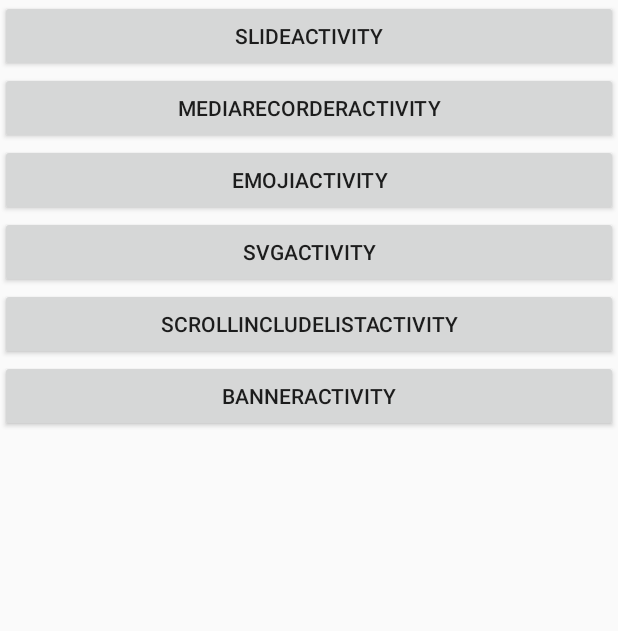
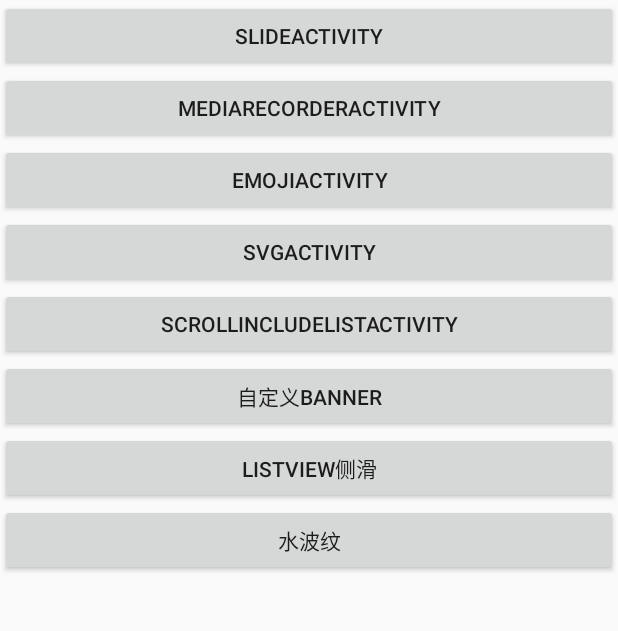
Before and after one commit to 179576267/mvp, an Android app: the screen it shows after launch (StartActivity), on a phone screen of 412 x 824 dp, the part 360-991 px from its top. Run offline under Robolectric (Android 15) with nearby library versions, the phone set to English and light mode, and no system bars; our stand-ins replace ButterKnife; 2 statements that could not run were skipped.

Commit message:
自定义控件 侧滑菜单，banner，水波纹

```diff
--- a/app/src/main/AndroidManifest.xml
+++ b/app/src/main/AndroidManifest.xml
@@ -54,6 +54,8 @@
         <activity android:name=".ui.activity.widget.ScrollIncludeListActivity"></activity>
         <activity android:name=".ui.activity.widget.SlideMenuActivity"></activity>
         <activity android:name=".ui.activity.banner.BannerActivity"></activity>
+        <activity android:name=".ui.activity.listslide.ListSlideActivity"></activity>
+        <activity android:name=".ui.activity.waterwave.MyWaterWaveActivity"></activity>
         <activity android:name=".ui.activity.slide.FirstSlideActivity" android:theme="@style/slideActivity"></activity>
         <activity android:name=".ui.activity.slide.SecondSlideActivity" android:theme="@style/slideActivity"></activity>
 
--- a/app/src/main/res/layout/activity_start.xml
+++ b/app/src/main/res/layout/activity_start.xml
@@ -63,5 +63,15 @@
         android:id="@+id/BannerActivity"
         android:layout_width="match_parent"
         android:layout_height="wrap_content"
-        android:text="BannerActivity"/>
+        android:text="自定义banner"/>
+    <Button
+        android:id="@+id/ListSlideActivity"
+        android:layout_width="match_parent"
+        android:layout_height="wrap_content"
+        android:text="listview侧滑"/>
+    <Button
+        android:id="@+id/MyWaterWaveActivity"
+        android:layout_width="match_parent"
+        android:layout_height="wrap_content"
+        android:text="水波纹"/>
 </LinearLayout>
```
Also changed, not shown: app/src/main/java/com/wzf/mvpdemo/ui/activity/StartActivity.java (+9 -1 lines).
